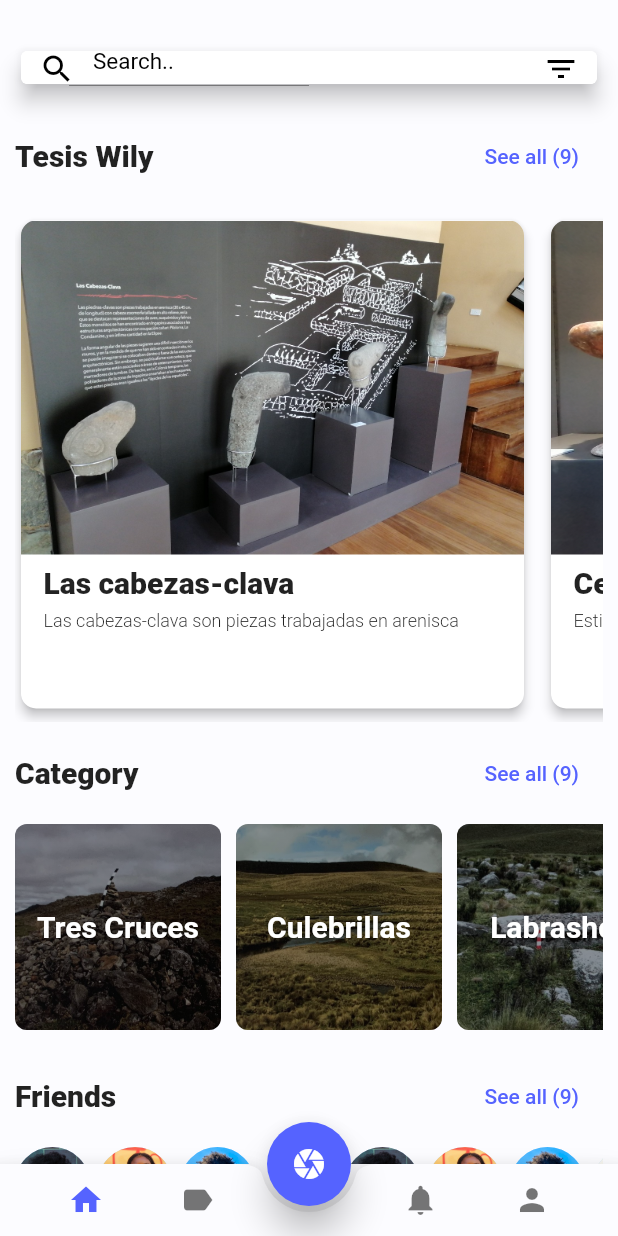
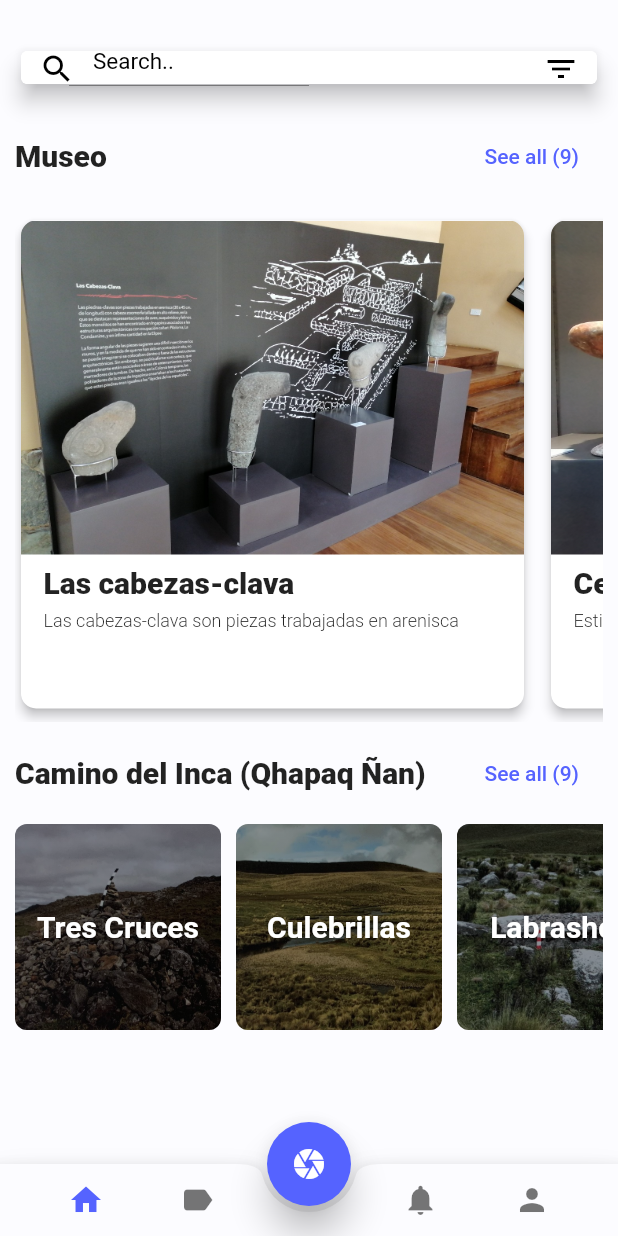
Before and after one commit to XaviMontero/ingapirca-app, a Flutter app: the screen it shows after launch, on a phone screen of 412 x 824 dp. Run offline on Flutter 3.47's test engine with Material 2 defaults, Android fonts, the phone set to English and light mode, and no system bars.

Commit message:
add caminos y click

```diff
--- a/lib/screens/home.dart
+++ b/lib/screens/home.dart
@@ -22,18 +22,14 @@ class Home extends StatelessWidget {
         child: ListView(
           children: <Widget>[
             SizedBox(height: 20.0),
-            buildRestaurantRow('Tesis Wily', context),
+            buildRestaurantRow('Museo', context),
             SizedBox(height: 10.0),
             buildRestaurantList(context),
             SizedBox(height: 10.0),
-            buildCategoryRow('Category', context),
+            buildCategoryRow('Camino del Inca (Qhapaq Ñan)', context),
             SizedBox(height: 10.0),
             buildCategoryList(context),
             SizedBox(height: 20.0),
-            buildCategoryRow('Friends', context),
-            SizedBox(height: 10.0),
-            buildFriendsList(),
-            SizedBox(height: 30.0),
           ],
         ),
       ),
@@ -161,6 +157,7 @@ class Home extends StatelessWidget {
               img: lugar["img"],
               title: lugar["title"],
               short: lugar["short"],
+              description: lugar["description"],
             ),
           );
         },
--- a/lib/widgets/category_item.dart
+++ b/lib/widgets/category_item.dart
@@ -1,4 +1,5 @@
 import 'package:flutter/material.dart';
+import 'package:ingapirca_app/widgets/detail_lugar.dart';
 
 class CategoryItem extends StatelessWidget {
   final Map cat;
@@ -7,7 +8,23 @@ class CategoryItem extends StatelessWidget {
 
   @override
   Widget build(BuildContext context) {
-    return Padding(
+    return GestureDetector(
+        onTap: () {
+          Navigator.push(
+            context,
+            MaterialPageRoute(
+                builder: (context) => DeatilLugar(
+                      img: cat['img'],
+                      title: cat['name'],
+                      description: cat['description'],
+                    )),
+          );
+        },
+        child: _camino(context));
+  }
+
+  Widget _camino(context) {
+        return Padding(
       padding: const EdgeInsets.only(right: 10.0),
       child: ClipRRect(
         borderRadius: BorderRadius.circular(8.0),
```
Also changed, not shown: lib/widgets/detail_lugar.dart (+60 -2 lines), lib/widgets/slide_item.dart (+11 -4 lines).
